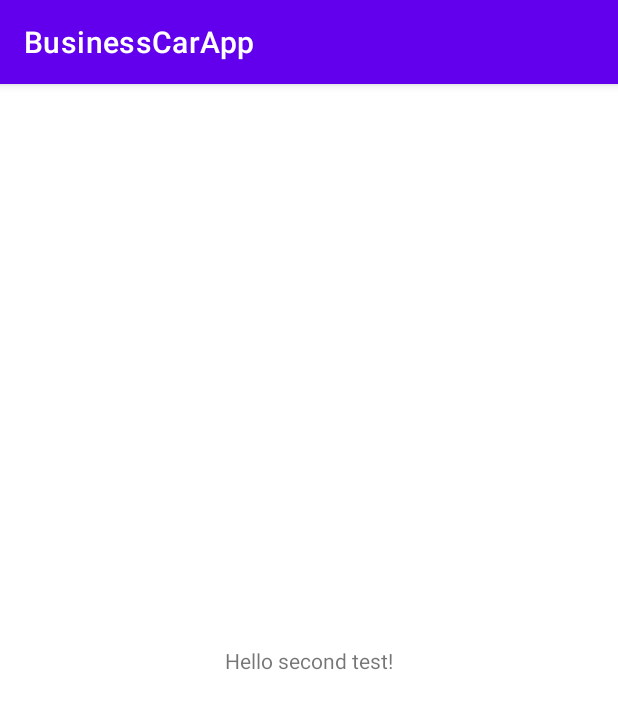
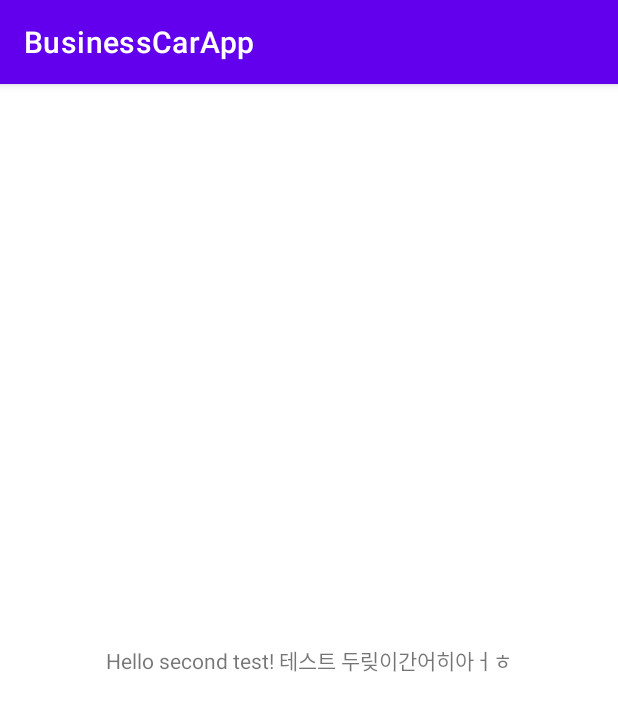
Before and after one commit to myoungsuk/-BusinessCardApp, an Android app: the screen it shows after launch (MainActivity), on a phone screen of 412 x 824 dp. Shown: the top 711 px of the screen. Run offline under Robolectric (Android 15) with nearby library versions, the phone set to English and light mode, and no system bars.

```diff
--- a/app/src/main/res/layout/activity_main.xml
+++ b/app/src/main/res/layout/activity_main.xml
@@ -9,7 +9,8 @@
     <TextView
         android:layout_width="wrap_content"
         android:layout_height="wrap_content"
-        android:text="Hello second test!"
+        android:text="Hello second test!
+테스트 두맂이간어히아ㅓㅎ"
         app:layout_constraintBottom_toBottomOf="parent"
         app:layout_constraintEnd_toEndOf="parent"
         app:layout_constraintStart_toStartOf="parent"
```
